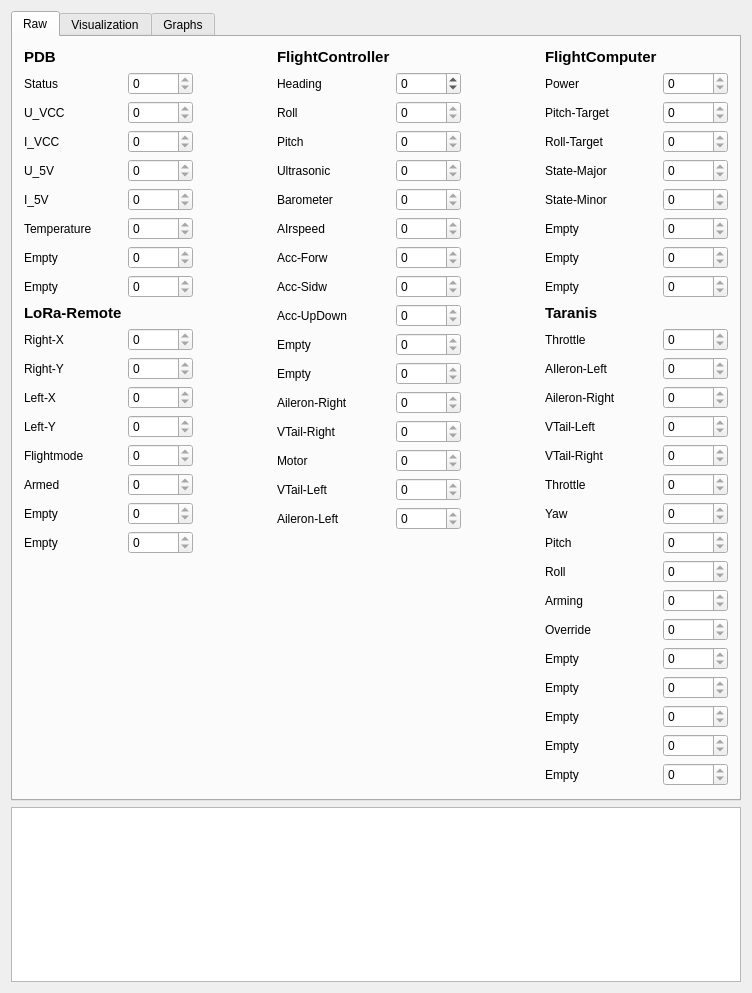
The window that Ground Station/mainwindow.ui (ToolboxPlane/util) describes before a commit, drawn with Qt 5.
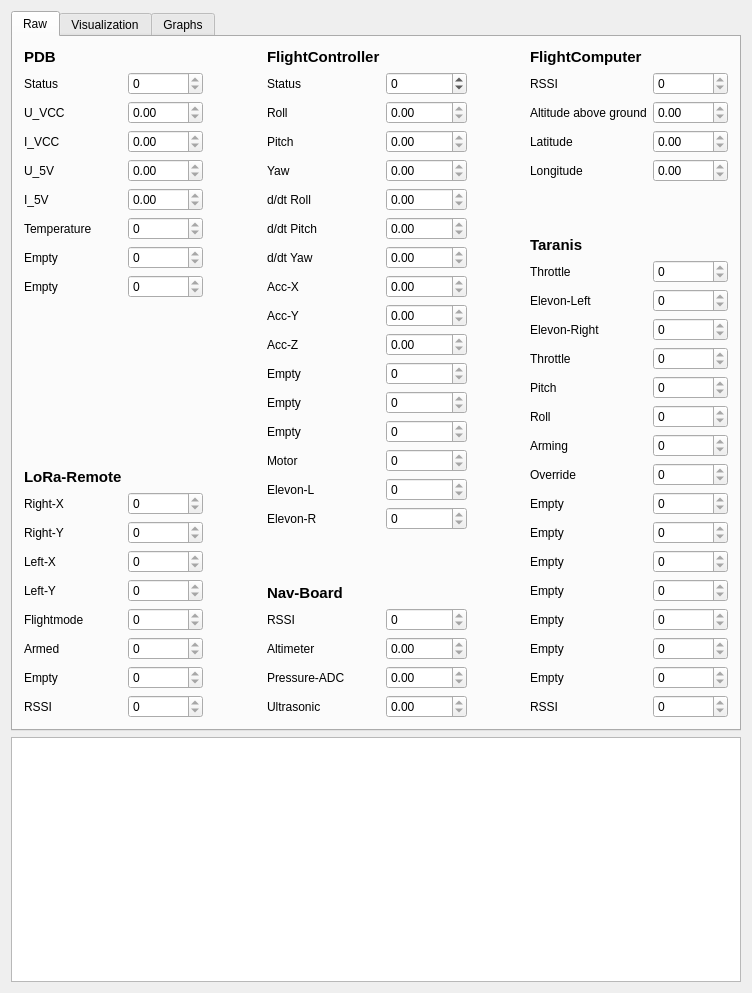
The same window after the commit.

Commit message: Ground Station works with new messages

The edit to the form file:
```diff
--- a/Ground Station/mainwindow.ui
+++ b/Ground Station/mainwindow.ui
@@ -68,19 +68,6 @@
             </property>
            </widget>
           </item>
-          <item row="2" column="1">
-           <widget class="QSpinBox" name="pdb1">
-            <property name="readOnly">
-             <bool>true</bool>
-            </property>
-            <property name="minimum">
-             <number>-65535</number>
-            </property>
-            <property name="maximum">
-             <number>65535</number>
-            </property>
-           </widget>
-          </item>
           <item row="3" column="0">
            <widget class="QLabel" name="label_19">
             <property name="text">
@@ -88,19 +75,6 @@
             </property>
            </widget>
           </item>
-          <item row="3" column="1">
-           <widget class="QSpinBox" name="pdb2">
-            <property name="readOnly">
-             <bool>true</bool>
-            </property>
-            <property name="minimum">
-             <number>-65535</number>
-            </property>
-            <property name="maximum">
-             <number>65535</number>
-            </property>
-           </widget>
-          </item>
           <item row="4" column="0">
            <widget class="QLabel" name="label_20">
             <property name="text">
@@ -108,19 +82,6 @@
             </property>
            </widget>
           </item>
-          <item row="4" column="1">
-           <widget class="QSpinBox" name="pdb3">
-            <property name="readOnly">
-             <bool>true</bool>
-            </property>
-            <property name="minimum">
-             <number>-65535</number>
-            </property>
-            <property name="maximum">
-             <number>65535</number>
-            </property>
-           </widget>
-          </item>
           <item row="5" column="0">
            <widget class="QLabel" name="label_21">
             <property name="text">
@@ -128,19 +89,6 @@
             </property>
            </widget>
           </item>
-          <item row="5" column="1">
-           <widget class="QSpinBox" name="pdb4">
-            <property name="readOnly">
-             <bool>true</bool>
-            </property>
-            <property name="minimum">
-             <number>-65535</number>
-            </property>
-            <property name="maximum">
-             <number>65535</number>
-            </property>
-           </widget>
-          </item>
           <item row="6" column="0">
            <widget class="QLabel" name="label_22">
             <property name="text">
@@ -201,7 +149,7 @@
             </property>
            </widget>
           </item>
-          <item row="9" column="0">
+          <item row="10" column="0">
            <widget class="QLabel" name="label_54">
             <property name="font">
              <font>
@@ -215,14 +163,14 @@
             </property>
            </widget>
           </item>
-          <item row="10" column="0">
+          <item row="11" column="0">
            <widget class="QLabel" name="label_25">
             <property name="text">
              <string>Right-X</string>
             </property>
            </widget>
           </item>
-          <item row="10" column="1">
+          <item row="11" column="1">
            <widget class="QSpinBox" name="lora0">
             <property name="readOnly">
              <bool>true</bool>
@@ -235,14 +183,79 @@
             </property>
            </widget>
           </item>
-          <item row="11" column="0">
+          <item row="9" column="0">
+           <spacer name="verticalSpacer">
+            <property name="orientation">
+             <enum>Qt::Vertical</enum>
+            </property>
+            <property name="sizeHint" stdset="0">
+             <size>
+              <width>20</width>
+              <height>40</height>
+             </size>
+            </property>
+           </spacer>
+          </item>
+          <item row="2" column="1">
+           <widget class="QDoubleSpinBox" name="pdb1">
+            <property name="readOnly">
+             <bool>true</bool>
+            </property>
+            <property name="minimum">
+             <double>-1000.000000000000000</double>
+            </property>
+            <property name="maximum">
+             <double>1000.000000000000000</double>
+            </property>
+           </widget>
+          </item>
+          <item row="3" column="1">
+           <widget class="QDoubleSpinBox" name="pdb2">
+            <property name="readOnly">
+             <bool>true</bool>
+            </property>
+            <property name="minimum">
+             <double>-1000.000000000000000</double>
+            </property>
+            <property name="maximum">
+             <double>1000.000000000000000</double>
+            </property>
+           </widget>
+          </item>
+          <item row="4" column="1">
+           <widget class="QDoubleSpinBox" name="pdb3">
+            <property name="readOnly">
+             <bool>true</bool>
+            </property>
+            <property name="minimum">
+             <double>-1000.000000000000000</double>
+            </property>
+            <property name="maximum">
+             <double>1000.000000000000000</double>
+            </property>
+           </widget>
+          </item>
+          <item row="5" column="1">
+           <widget class="QDoubleSpinBox" name="pdb4">
+            <property name="readOnly">
+             <bool>true</bool>
+            </property>
+            <property name="minimum">
+             <double>-1000.000000000000000</double>
+            </property>
+            <property name="maximum">
+             <double>1000.000000000000000</double>
+            </property>
+           </widget>
+          </item>
+          <item row="12" column="0">
            <widget class="QLabel" name="label_26">
             <property name="text">
              <string>Right-Y</string>
             </property>
            </widget>
           </item>
-          <item row="11" column="1">
+          <item row="12" column="1">
            <widget class="QSpinBox" name="lora1">
             <property name="readOnly">
              <bool>true</bool>
@@ -255,54 +268,54 @@
             </property>
            </widget>
           </item>
-          <item row="12" column="0">
+          <item row="13" column="0">
            <widget class="QLabel" name="label_27">
             <property name="text">
              <string>Left-X</string>
             </property>
            </widget>
           </item>
-          <item row="12" column="1">
-           <widget class="QSpinBox" name="lora2">
-            <property name="readOnly">
-             <bool>true</bool>
-            </property>
-            <property name="minimum">
-             <number>-65535</number>
-            </property>
-            <property name="maximum">
-             <number>65535</number>
-            </property>
-           </widget>
-          </item>
-          <item row="13" column="0">
+          <item row="14" column="0">
            <widget class="QLabel" name="label_28">
             <property name="text">
              <string>Left-Y</string>
             </property>
            </widget>
           </item>
-          <item row="13" column="1">
-           <widget class="QSpinBox" name="lora3">
-            <property name="readOnly">
-             <bool>true</bool>
-            </property>
-            <property name="minimum">
-             <number>-65535</number>
-            </property>
-            <property name="maximum">
-             <number>65535</number>
-            </property>
-           </widget>
-          </item>
-          <item row="14" column="0">
+          <item row="15" column="0">
            <widget class="QLabel" name="label_29">
             <property name="text">
              <string>Flightmode</string>
             </property>
            </widget>
           </item>
+          <item row="13" column="1">
+           <widget class="QSpinBox" name="lora2">
+            <property name="readOnly">
+             <bool>true</bool>
+            </property>
+            <property name="minimum">
+             <number>-65535</number>
+            </property>
+            <property name="maximum">
+             <number>65535</number>
+            </property>
+           </widget>
+          </item>
           <item row="14" column="1">
+           <widget class="QSpinBox" name="lora3">
+            <property name="readOnly">
+             <bool>true</bool>
+            </property>
+            <property name="minimum">
+             <number>-65535</number>
+            </property>
+            <property name="maximum">
+             <number>65535</number>
+            </property>
+           </widget>
+          </item>
+          <item row="15" column="1">
            <widget class="QSpinBox" name="lora4">
             <property name="readOnly">
              <bool>true</bool>
@@ -315,54 +328,54 @@
             </property>
            </widget>
           </item>
-          <item row="15" column="0">
+          <item row="16" column="0">
            <widget class="QLabel" name="label_30">
             <property name="text">
              <string>Armed</string>
             </property>
            </widget>
           </item>
-          <item row="15" column="1">
-           <widget class="QSpinBox" name="lora5">
-            <property name="readOnly">
-             <bool>true</bool>
-            </property>
-            <property name="minimum">
-             <number>-65535</number>
-            </property>
-            <property name="maximum">
-             <number>65535</number>
-            </property>
-           </widget>
-          </item>
-          <item row="16" column="0">
+          <item row="17" column="0">
            <widget class="QLabel" name="label_31">
             <property name="text">
              <string>Empty</string>
             </property>
            </widget>
           </item>
-          <item row="16" column="1">
-           <widget class="QSpinBox" name="lora6">
-            <property name="readOnly">
-             <bool>true</bool>
-            </property>
-            <property name="minimum">
-             <number>-65535</number>
-            </property>
-            <property name="maximum">
-             <number>65535</number>
-            </property>
-           </widget>
-          </item>
-          <item row="17" column="0">
+          <item row="18" column="0">
            <widget class="QLabel" name="label_32">
             <property name="text">
-             <string>Empty</string>
+             <string>RSSI</string>
+            </property>
+           </widget>
+          </item>
+          <item row="16" column="1">
+           <widget class="QSpinBox" name="lora5">
+            <property name="readOnly">
+             <bool>true</bool>
+            </property>
+            <property name="minimum">
+             <number>-65535</number>
+            </property>
+            <property name="maximum">
+             <number>65535</number>
             </property>
            </widget>
           </item>
           <item row="17" column="1">
+           <widget class="QSpinBox" name="lora6">
+            <property name="readOnly">
+             <bool>true</bool>
+            </property>
+            <property name="minimum">
+             <number>-65535</number>
+            </property>
+            <property name="maximum">
+             <number>65535</number>
+            </property>
+           </widget>
+          </item>
+          <item row="18" column="1">
            <widget class="QSpinBox" name="lora7">
             <property name="readOnly">
              <bool>true</bool>
@@ -395,7 +408,7 @@
           <item row="1" column="0">
            <widget class="QLabel" name="label">
             <property name="text">
-             <string>Heading</string>
+             <string>Status</string>
             </property>
            </widget>
           </item>
@@ -406,19 +419,6 @@
             </property>
            </widget>
           </item>
-          <item row="2" column="1">
-           <widget class="QSpinBox" name="fc1">
-            <property name="readOnly">
-             <bool>true</bool>
-            </property>
-            <property name="minimum">
-             <number>-65535</number>
-            </property>
-            <property name="maximum">
-             <number>65535</number>
-            </property>
-           </widget>
-          </item>
           <item row="3" column="0">
            <widget class="QLabel" name="label_3">
             <property name="text">
@@ -426,156 +426,52 @@
             </property>
            </widget>
           </item>
-          <item row="3" column="1">
-           <widget class="QSpinBox" name="fc2">
-            <property name="readOnly">
-             <bool>true</bool>
-            </property>
-            <property name="minimum">
-             <number>-65535</number>
-            </property>
-            <property name="maximum">
-             <number>65535</number>
-            </property>
-           </widget>
-          </item>
           <item row="4" column="0">
            <widget class="QLabel" name="label_4">
             <property name="text">
-             <string>Ultrasonic</string>
-            </property>
-           </widget>
-          </item>
-          <item row="4" column="1">
-           <widget class="QSpinBox" name="fc3">
-            <property name="readOnly">
-             <bool>true</bool>
-            </property>
-            <property name="minimum">
-             <number>-65535</number>
-            </property>
-            <property name="maximum">
-             <number>65535</number>
+             <string>Yaw</string>
             </property>
            </widget>
           </item>
           <item row="5" column="0">
            <widget class="QLabel" name="label_5">
             <property name="text">
-             <string>Barometer</string>
-            </property>
-           </widget>
-          </item>
-          <item row="5" column="1">
-           <widget class="QSpinBox" name="fc4">
-            <property name="readOnly">
-             <bool>true</bool>
-            </property>
-            <property name="minimum">
-             <number>-65535</number>
-            </property>
-            <property name="maximum">
-             <number>65535</number>
+             <string>d/dt Roll</string>
             </property>
            </widget>
           </item>
           <item row="6" column="0">
            <widget class="QLabel" name="label_6">
             <property name="text">
-             <string>AIrspeed</string>
-            </property>
-           </widget>
-          </item>
-          <item row="6" column="1">
-           <widget class="QSpinBox" name="fc5">
-            <property name="readOnly">
-             <bool>true</bool>
-            </property>
-            <property name="minimum">
-             <number>-65535</number>
-            </property>
-            <property name="maximum">
-             <number>65535</number>
+             <string>d/dt Pitch</string>
             </property>
            </widget>
           </item>
           <item row="7" column="0">
            <widget class="QLabel" name="label_7">
             <property name="text">
-             <string>Acc-Forw</string>
-            </property>
-           </widget>
-          </item>
-          <item row="7" column="1">
-           <widget class="QSpinBox" name="fc6">
-            <property name="readOnly">
-             <bool>true</bool>
-            </property>
-            <property name="minimum">
-             <number>-65535</number>
-            </property>
-            <property name="maximum">
-             <number>65535</number>
+             <string>d/dt Yaw</string>
             </property>
            </widget>
           </item>
           <item row="8" column="0">
            <widget class="QLabel" name="label_8">
             <property name="text">
-             <string>Acc-Sidw</string>
-            </property>
-           </widget>
-          </item>
-          <item row="8" column="1">
-           <widget class="QSpinBox" name="fc7">
-            <property name="readOnly">
-             <bool>true</bool>
-            </property>
-            <property name="minimum">
-             <number>-65535</number>
-            </property>
-            <property name="maximum">
-             <number>65535</number>
+             <string>Acc-X</string>
             </property>
            </widget>
           </item>
           <item row="9" column="0">
            <widget class="QLabel" name="label_9">
             <property name="text">
-             <string>Acc-UpDown</string>
-            </property>
-           </widget>
-          </item>
-          <item row="9" column="1">
-           <widget class="QSpinBox" name="fc8">
-            <property name="readOnly">
-             <bool>true</bool>
-            </property>
-            <property name="minimum">
-             <number>-65535</number>
-            </property>
-            <property name="maximum">
-             <number>65535</number>
+             <string>Acc-Y</string>
             </property>
            </widget>
           </item>
           <item row="10" column="0">
            <widget class="QLabel" name="label_10">
             <property name="text">
-             <string>Empty</string>
-            </property>
-           </widget>
-          </item>
-          <item row="10" column="1">
-           <widget class="QSpinBox" name="fc9">
-            <property name="readOnly">
-             <bool>true</bool>
-            </property>
-            <property name="minimum">
-             <number>-65535</number>
-            </property>
-            <property name="maximum">
-             <number>65535</number>
+             <string>Acc-Z</string>
             </property>
            </widget>
           </item>
@@ -602,7 +498,7 @@
           <item row="12" column="0">
            <widget class="QLabel" name="label_12">
             <property name="text">
-             <string>Aileron-Right</string>
+             <string>Empty</string>
             </property>
            </widget>
           </item>
@@ -622,7 +518,7 @@
           <item row="13" column="0">
            <widget class="QLabel" name="label_13">
             <property name="text">
-             <string>VTail-Right</string>
+             <string>Empty</string>
             </property>
            </widget>
           </item>
@@ -662,7 +558,7 @@
           <item row="15" column="0">
            <widget class="QLabel" name="label_15">
             <property name="text">
-             <string>VTail-Left</string>
+             <string>Elevon-L</string>
             </property>
            </widget>
           </item>
@@ -682,7 +578,7 @@
           <item row="16" column="0">
            <widget class="QLabel" name="label_16">
             <property name="text">
-             <string>Aileron-Left</string>
+             <string>Elevon-R</string>
             </property>
            </widget>
           </item>
@@ -723,6 +619,224 @@
             </property>
            </widget>
           </item>
+          <item row="2" column="1">
+           <widget class="QDoubleSpinBox" name="fc1">
+            <property name="readOnly">
+             <bool>true</bool>
+            </property>
+            <property name="minimum">
+             <double>-1000.000000000000000</double>
+            </property>
+            <property name="maximum">
+             <double>1000.000000000000000</double>
+            </property>
+           </widget>
+          </item>
+          <item row="3" column="1">
+           <widget class="QDoubleSpinBox" name="fc2">
+            <property name="readOnly">
+             <bool>true</bool>
+            </property>
+            <property name="minimum">
+             <double>-1000.000000000000000</double>
+            </property>
+            <property name="maximum">
+             <double>1000.000000000000000</double>
+            </property>
+           </widget>
+          </item>
+          <item row="4" column="1">
+           <widget class="QDoubleSpinBox" name="fc3">
+            <property name="readOnly">
+             <bool>true</bool>
+            </property>
+            <property name="minimum">
+             <double>-1000.000000000000000</double>
+            </property>
+            <property name="maximum">
+             <double>10000.000000000000000</double>
+            </property>
+           </widget>
+          </item>
+          <item row="5" column="1">
+           <widget class="QDoubleSpinBox" name="fc4">
+            <property name="readOnly">
+             <bool>true</bool>
+            </property>
+            <property name="minimum">
+             <double>-10000.000000000000000</double>
+            </property>
+            <property name="maximum">
+             <double>10000.000000000000000</double>
+            </property>
+           </widget>
+          </item>
+          <item row="6" column="1">
+           <widget class="QDoubleSpinBox" name="fc5">
+            <property name="readOnly">
+             <bool>true</bool>
+            </property>
+            <property name="minimum">
+             <double>-1000.000000000000000</double>
+            </property>
+            <property name="maximum">
+             <double>10000.000000000000000</double>
+            </property>
+           </widget>
+          </item>
+          <item row="7" column="1">
+           <widget class="QDoubleSpinBox" name="fc6">
+            <property name="readOnly">
+             <bool>true</bool>
+            </property>
+            <property name="minimum">
+             <double>-1000.000000000000000</double>
+            </property>
+            <property name="maximum">
+             <double>1000.000000000000000</double>
+            </property>
+           </widget>
+          </item>
+          <item row="8" column="1">
+           <widget class="QDoubleSpinBox" name="fc7">
+            <property name="readOnly">
+             <bool>true</bool>
+            </property>
+            <property name="minimum">
+             <double>-1000.000000000000000</double>
+            </property>
+            <property name="maximum">
+             <double>1000.000000000000000</double>
+            </property>
+           </widget>
+          </item>
+          <item row="9" column="1">
+           <widget class="QDoubleSpinBox" name="fc8">
+            <property name="readOnly">
+             <bool>true</bool>
+            </property>
+            <property name="minimum">
+             <double>-1000.000000000000000</double>
+            </property>
+            <property name="maximum">
+             <double>1000.000000000000000</double>
+            </property>
+           </widget>
+          </item>
+          <item row="10" column="1">
+           <widget class="QDoubleSpinBox" name="fc9">
+            <property name="readOnly">
+             <bool>true</bool>
+            </property>
+            <property name="minimum">
+             <double>-1000.000000000000000</double>
+            </property>
+            <property name="maximum">
+             <double>10000.000000000000000</double>
+            </property>
+           </widget>
+          </item>
+          <item row="18" column="0">
+           <widget class="QLabel" name="label_58">
+            <property name="font">
+             <font>
+              <pointsize>11</pointsize>
+              <weight>75</weight>
+              <bold>true</bold>
+             </font>
+            </property>
+            <property name="text">
+             <string>Nav-Board</string>
+            </property>
+           </widget>
+          </item>
+          <item row="19" column="0">
+           <widget class="QLabel" name="label_62">
+            <property name="text">
+             <string>RSSI</string>
+            </property>
+           </widget>
+          </item>
+          <item row="20" column="0">
+           <widget class="QLabel" name="label_66">
+            <property name="text">
+             <string>Altimeter</string>
+            </property>
+           </widget>
+          </item>
+          <item row="21" column="0">
+           <widget class="QLabel" name="label_67">
+            <property name="text">
+             <string>Pressure-ADC</string>
+            </property>
+           </widget>
+          </item>
+          <item row="22" column="0">
+           <widget class="QLabel" name="label_68">
+            <property name="text">
+             <string>Ultrasonic</string>
+            </property>
+           </widget>
+          </item>
+          <item row="19" column="1">
+           <widget class="QSpinBox" name="nav0">
+            <property name="enabled">
+             <bool>true</bool>
+            </property>
+            <property name="readOnly">
+             <bool>true</bool>
+            </property>
+            <property name="minimum">
+             <number>-2048</number>
+            </property>
+            <property name="maximum">
+             <number>2048</number>
+            </property>
+           </widget>
+          </item>
+          <item row="20" column="1">
+           <widget class="QDoubleSpinBox" name="nav1">
+            <property name="readOnly">
+             <bool>true</bool>
+            </property>
+            <property name="maximum">
+             <double>2048.000000000000000</double>
+            </property>
+           </widget>
+          </item>
+          <item row="21" column="1">
+           <widget class="QDoubleSpinBox" name="nav2">
+            <property name="readOnly">
+             <bool>true</bool>
+            </property>
+            <property name="maximum">
+             <double>2048.000000000000000</double>
+            </property>
+           </widget>
+          </item>
+          <item row="22" column="1">
+           <widget class="QDoubleSpinBox" name="nav3">
+            <property name="readOnly">
+             <bool>true</bool>
+            </property>
+            <property name="maximum">
+             <double>2048.000000000000000</double>
+            </property>
+           </widget>
+          </item>
+          <item row="17" column="0">
+           <spacer name="verticalSpacer_3">
+            <property name="orientation">
+             <enum>Qt::Vertical</enum>
+            </property>
+            <property name="sizeHint" stdset="0">
+             <size>
+              <width>20</width>
+              <height>40</height>
+             </size>
+            </property>
+           </spacer>
+          </item>
          </layout>
         </item>
         <item>
@@ -757,7 +871,7 @@
           <item row="1" column="0">
            <widget class="QLabel" name="label_33">
             <property name="text">
-             <string>Power</string>
+             <string>RSSI</string>
             </property>
            </widget>
           </item>
@@ -777,64 +891,25 @@
           <item row="2" column="0">
            <widget class="QLabel" name="label_34">
             <property name="text">
-             <string>Pitch-Target</string>
-            </property>
-           </widget>
-          </item>
-          <item row="2" column="1">
-           <widget class="QSpinBox" name="fcp1">
-            <property name="readOnly">
-             <bool>true</bool>
-            </property>
-            <property name="minimum">
-             <number>-65535</number>
-            </property>
-            <property name="maximum">
-             <number>65535</number>
+             <string>Altitude above ground</string>
             </property>
            </widget>
           </item>
           <item row="3" column="0">
            <widget class="QLabel" name="label_35">
             <property name="text">
-             <string>Roll-Target</string>
-            </property>
-           </widget>
-          </item>
-          <item row="3" column="1">
-           <widget class="QSpinBox" name="fcp2">
-            <property name="readOnly">
-             <bool>true</bool>
-            </property>
-            <property name="minimum">
-             <number>-65535</number>
-            </property>
-            <property name="maximum">
-             <number>65535</number>
+             <string>Latitude</string>
             </property>
            </widget>
           </item>
           <item row="4" column="0">
            <widget class="QLabel" name="label_36">
             <property name="text">
-             <string>State-Major</string>
+             <string>Longitude</string>
             </property>
            </widget>
           </item>
-          <item row="4" column="1">
-           <widget class="QSpinBox" name="fcp3">
-            <property name="readOnly">
-             <bool>true</bool>
-            </property>
-            <property name="minimum">
-             <number>-65535</number>
-            </property>
-            <property name="maximum">
-             <number>65535</number>
-            </property>
-           </widget>
-          </item>
-          <item row="9" column="0">
+          <item row="6" column="0">
            <widget class="QLabel" name="label_57">
             <property name="font">
              <font>
@@ -848,14 +923,14 @@
             </property>
            </widget>
           </item>
-          <item row="10" column="0">
+          <item row="7" column="0">
            <widget class="QLabel" name="label_37">
             <property name="text">
              <string>Throttle</string>
             </property>
            </widget>
           </item>
-          <item row="10" column="1">
+          <item row="7" column="1">
            <widget class="QSpinBox" name="ta0">
             <property name="readOnly">
              <bool>true</bool>
@@ -868,14 +943,14 @@
             </property>
            </widget>
           </item>
-          <item row="11" column="0">
+          <item row="8" column="0">
            <widget class="QLabel" name="label_38">
             <property name="text">
-             <string>AIleron-Left</string>
+             <string>Elevon-Left</string>
             </property>
            </widget>
           </item>
-          <item row="11" column="1">
+          <item row="8" column="1">
            <widget class="QSpinBox" name="ta1">
             <property name="readOnly">
              <bool>true</bool>
@@ -888,14 +963,14 @@
             </property>
            </widget>
           </item>
-          <item row="12" column="0">
+          <item row="9" column="0">
            <widget class="QLabel" name="label_39">
             <property name="text">
-             <string>Aileron-Right</string>
+             <string>Elevon-Right</string>
             </property>
            </widget>
           </item>
-          <item row="12" column="1">
+          <item row="9" column="1">
            <widget class="QSpinBox" name="ta2">
             <property name="readOnly">
              <bool>true</bool>
@@ -908,14 +983,14 @@
             </property>
            </widget>
           </item>
-          <item row="13" column="0">
+          <item row="10" column="0">
            <widget class="QLabel" name="label_40">
             <property name="text">
-             <string>VTail-Left</string>
+             <string>Throttle</string>
             </property>
            </widget>
           </item>
-          <item row="13" column="1">
+          <item row="10" column="1">
            <widget class="QSpinBox" name="ta3">
             <property name="readOnly">
              <bool>true</bool>
@@ -928,14 +1003,14 @@
             </property>
            </widget>
           </item>
-          <item row="14" column="0">
+          <item row="11" column="0">
            <widget class="QLabel" name="label_41">
             <property name="text">
-             <string>VTail-Right</string>
+             <string>Pitch</string>
             </property>
            </widget>
           </item>
-          <item row="14" column="1">
+          <item row="11" column="1">
            <widget class="QSpinBox" name="ta4">
             <property name="readOnly">
              <bool>true</bool>
@@ -948,14 +1023,14 @@
             </property>
            </widget>
           </item>
-          <item row="15" column="0">
+          <item row="12" column="0">
            <widget class="QLabel" name="label_42">
             <property name="text">
-             <string>Throttle</string>
+             <string>Roll</string>
             </property>
            </widget>
           </item>
-          <item row="15" column="1">
+          <item row="12" column="1">
            <widget class="QSpinBox" name="ta5">
             <property name="readOnly">
              <bool>true</bool>
@@ -968,14 +1043,14 @@
             </property>
            </widget>
           </item>
-          <item row="16" column="0">
+          <item row="13" column="0">
            <widget class="QLabel" name="label_43">
             <property name="text">
-             <string>Yaw</string>
+             <string>Arming</string>
             </property>
            </widget>
           </item>
-          <item row="16" column="1">
+          <item row="13" column="1">
            <widget class="QSpinBox" name="ta6">
             <property name="readOnly">
              <bool>true</bool>
@@ -988,14 +1063,14 @@
             </property>
            </widget>
           </item>
-          <item row="17" column="0">
+          <item row="14" column="0">
            <widget class="QLabel" name="label_44">
             <property name="text">
-             <string>Pitch</string>
+             <string>Override</string>
             </property>
            </widget>
           </item>
-          <item row="17" column="1">
+          <item row="14" column="1">
            <widget class="QSpinBox" name="ta7">
             <property name="readOnly">
              <bool>true</bool>
@@ -1008,14 +1083,14 @@
             </property>
            </widget>
           </item>
-          <item row="18" column="0">
+          <item row="15" column="0">
            <widget class="QLabel" name="label_45">
             <property name="text">
-             <string>Roll</string>
+             <string>Empty</string>
             </property>
            </widget>
           </item>
-          <item row="18" column="1">
+          <item row="15" column="1">
            <widget class="QSpinBox" name="ta8">
             <property name="readOnly">
              <bool>true</bool>
@@ -1028,14 +1103,14 @@
             </property>
            </widget>
           </item>
-          <item row="19" column="0">
+          <item row="16" column="0">
            <widget class="QLabel" name="label_46">
             <property name="text">
-             <string>Arming</string>
+             <string>Empty</string>
             </property>
            </widget>
           </item>
-          <item row="19" column="1">
+          <item row="16" column="1">
            <widget class="QSpinBox" name="ta9">
             <property name="readOnly">
              <bool>true</bool>
@@ -1048,14 +1123,14 @@
             </property>
            </widget>
           </item>
-          <item row="20" column="0">
+          <item row="17" column="0">
            <widget class="QLabel" name="label_47">
             <property name="text">
-             <string>Override</string>
+             <string>Empty</string>
             </property>
            </widget>
           </item>
-          <item row="20" column="1">
+          <item row="17" column="1">
            <widget class="QSpinBox" name="ta10">
             <property name="readOnly">
              <bool>true</bool>
@@ -1068,14 +1143,14 @@
             </property>
            </widget>
           </item>
-          <item row="21" column="0">
+          <item row="18" column="0">
            <widget class="QLabel" name="label_48">
             <property name="text">
              <string>Empty</string>
             </property>
            </widget>
           </item>
-          <item row="21" column="1">
+          <item row="18" column="1">
            <widget class="QSpinBox" name="ta11">
             <property name="readOnly">
              <bool>true</bool>
@@ -1088,14 +1163,14 @@
             </property>
            </widget>
           </item>
-          <item row="22" column="0">
+          <item row="19" column="0">
            <widget class="QLabel" name="label_49">
             <property name="text">
              <string>Empty</string>
             </property>
            </widget>
           </item>
-          <item row="22" column="1">
+          <item row="19" column="1">
            <widget class="QSpinBox" name="ta12">
             <property name="readOnly">
              <bool>true</bool>
@@ -1108,14 +1183,14 @@
             </property>
            </widget>
           </item>
-          <item row="23" column="0">
+          <item row="20" column="0">
            <widget class="QLabel" name="label_50">
             <property name="text">
              <string>Empty</string>
             </property>
            </widget>
           </item>
-          <item row="23" column="1">
+          <item row="20" column="1">
            <widget class="QSpinBox" name="ta13">
             <property name="readOnly">
              <bool>true</bool>
@@ -1128,14 +1203,14 @@
             </property>
            </widget>
           </item>
-          <item row="24" column="0">
+          <item row="21" column="0">
            <widget class="QLabel" name="label_51">
             <property name="text">
              <string>Empty</string>
             </property>
            </widget>
           </item>
-          <item row="24" column="1">
+          <item row="21" column="1">
            <widget class="QSpinBox" name="ta14">
             <property name="readOnly">
              <bool>true</bool>
@@ -1148,14 +1223,14 @@
             </property>
            </widget>
           </item>
-          <item row="25" column="0">
+          <item row="22" column="0">
            <widget class="QLabel" name="label_52">
             <property name="text">
-             <string>Empty</string>
+             <string>RSSI</string>
             </property>
            </widget>
           </item>
-          <item row="25" column="1">
+          <item row="22" column="1">
            <widget class="QSpinBox" name="ta15">
             <property name="readOnly">
              <bool>true</bool>
@@ -1169,82 +1244,54 @@
            </widget>
           </item>
           <item row="5" column="0">
-           <widget class="QLabel" name="label_66">
-            <property name="text">
-             <string>State-Minor</string>
+           <spacer name="verticalSpacer_2">
+            <property name="orientation">
+             <enum>Qt::Vertical</enum>
             </property>
-           </widget>
-          </item>
-          <item row="6" column="0">
-           <widget class="QLabel" name="label_67">
-            <property name="text">
-             <string>Empty</string>
+            <property name="sizeHint" stdset="0">
+             <size>
+              <width>20</width>
+              <height>40</height>
+             </size>
             </property>
-           </widget>
+           </spacer>
           </item>
-          <item row="7" column="0">
-           <widget class="QLabel" name="label_68">
-            <property name="text">
-             <string>Empty</string>
-            </property>
-           </widget>
-          </item>
-          <item row="8" column="0">
-           <widget class="QLabel" name="label_69">
-            <property name="text">
-             <string>Empty</string>
-            </property>
-           </widget>
-          </item>
-          <item row="5" column="1">
-           <widget class="QSpinBox" name="fcp4">
+          <item row="4" column="1">
+           <widget class="QDoubleSpinBox" name="fcp3">
             <property name="readOnly">
              <bool>true</bool>
             </property>
             <property name="minimum">
-             <number>-65535</number>
+             <double>-1000.000000000000000</double>
             </property>
             <property name="maximum">
-             <number>65535</number>
+             <double>1000.000000000000000</double>
             </property>
            </widget>
           </item>
-          <item row="6" column="1">
-           <widget class="QSpinBox" name="fcp5">
+          <item row="3" column="1">
+           <widget class="QDoubleSpinBox" name="fcp2">
             <property name="readOnly">
              <bool>true</bool>
             </property>
             <property name="minimum">
-             <number>-65535</number>
+             <double>-1000.000000000000000</double>
             </property>
             <property name="maximum">
-             <number>65535</number>
+             <double>1000.000000000000000</double>
             </property>
            </widget>
           </item>
-          <item row="7" column="1">
-           <widget class="QSpinBox" name="fcp6">
+          <item row="2" column="1">
+           <widget class="QDoubleSpinBox" name="fcp1">
             <property name="readOnly">
              <bool>true</bool>
             </property>
             <property name="minimum">
-             <number>-65535</number>
+             <double>-1000.000000000000000</double>
             </property>
             <property name="maximum">
-             <number>65535</number>
-            </property>
-           </widget>
-          </item>
-          <item row="8" column="1">
-           <widget class="QSpinBox" name="fcp7">
-            <property name="readOnly">
-             <bool>true</bool>
-            </property>
-            <property name="minimum">
-             <number>-65535</number>
-            </property>
-            <property name="maximum">
-             <number>65535</number>
+             <double>1000.000000000000000</double>
             </property>
            </widget>
           </item>
@@ -1340,9 +1387,9 @@
              </widget>
             </item>
             <item row="0" column="0">
-             <widget class="QLabel" name="label_58">
+             <widget class="QLabel" name="label_59">
               <property name="text">
-               <string>Ail-L</string>
+               <string>Elevon-L</string>
               </property>
              </widget>
             </item>
@@ -1413,20 +1460,6 @@
               </property>
              </widget>
             </item>
-            <item row="0" column="3">
-             <widget class="QLabel" name="label_61">
-              <property name="text">
-               <string>VTl-R</string>
-              </property>
-             </widget>
-            </item>
-            <item row="0" column="4">
-             <widget class="QLabel" name="label_62">
-              <property name="text">
-               <string>Ail-R</string>
-              </property>
-             </widget>
-            </item>
            </layout>
           </item>
           <item>
```
Left out of the diff: 74 changed lines with no effect on the pictures. The commit also changes 3 other files.
